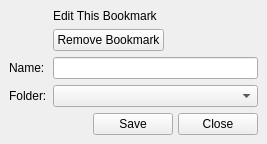
This is src/bookmarks/bookmarkswidget.ui in QupZilla/qupzilla as Qt 5 draws it before an edit. The edited form follows.
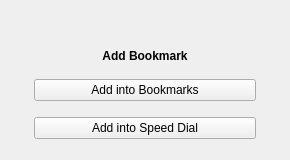
This is the edited form. Icons and pictures are not drawn. Custom widgets are drawn as their Qt base class.

Commit message: Add/remove bookmarks from speed dial when clicking on star icon. - closes #80

```diff
--- a/src/bookmarks/bookmarkswidget.ui
+++ b/src/bookmarks/bookmarkswidget.ui
@@ -2,6 +2,14 @@
 <ui version="4.0">
  <class>BookmarksWidget</class>
  <widget class="QWidget" name="BookmarksWidget">
+  <property name="geometry">
+   <rect>
+    <x>0</x>
+    <y>0</y>
+    <width>290</width>
+    <height>160</height>
+   </rect>
+  </property>
   <property name="sizePolicy">
    <sizepolicy hsizetype="Expanding" vsizetype="Expanding">
     <horstretch>0</horstretch>
@@ -24,56 +32,16 @@
       <property name="margin">
        <number>9</number>
       </property>
-      <item row="0" column="0" rowspan="2">
-       <widget class="QLabel" name="label">
-        <property name="text">
-         <string/>
+      <item row="1" column="0">
+       <widget class="QStackedWidget" name="stackedWidget">
+        <property name="currentIndex">
+         <number>1</number>
         </property>
-        <property name="pixmap">
-         <pixmap resource="../data/icons.qrc">:/icons/other/bigstar.png</pixmap>
-        </property>
-       </widget>
-      </item>
-      <item row="0" column="1">
-       <widget class="QLabel" name="label_2">
-        <property name="text">
-         <string>Edit This Bookmark</string>
-        </property>
-       </widget>
-      </item>
-      <item row="1" column="1">
-       <widget class="QPushButton" name="removeBookmark">
-        <property name="sizePolicy">
-         <sizepolicy hsizetype="Fixed" vsizetype="Fixed">
-          <horstretch>0</horstretch>
-          <verstretch>0</verstretch>
-         </sizepolicy>
-        </property>
-        <property name="text">
-         <string>Remove Bookmark</string>
-        </property>
-       </widget>
-      </item>
-      <item row="2" column="0">
-       <widget class="QLabel" name="label_3">
-        <property name="text">
-         <string>Name:</string>
-        </property>
-       </widget>
-      </item>
-      <item row="2" column="1">
-       <widget class="QLineEdit" name="name"/>
-      </item>
-      <item row="3" column="0">
-       <widget class="QLabel" name="label_4">
-        <property name="text">
-         <string>Folder:</string>
-        </property>
-       </widget>
-      </item>
-      <item row="3" column="1">
-       <widget class="QComboBox" name="folder"/>
-      </item>
+        <widget class="QWidget" name="page">
+         <layout class="QGridLayout" name="gridLayout_2">
+          <property name="margin">
+           <number>0</number>
+          </property>
       <item row="4" column="1">
        <layout class="QHBoxLayout" name="horizontalLayout">
         <property name="spacing">
@@ -119,6 +87,122 @@
          </widget>
         </item>
        </layout>
+          </item>
+          <item row="3" column="0">
+           <widget class="QLabel" name="label_4">
+            <property name="text">
+             <string>Folder:</string>
+            </property>
+           </widget>
+          </item>
+          <item row="1" column="1">
+           <widget class="QPushButton" name="removeBookmark">
+            <property name="sizePolicy">
+             <sizepolicy hsizetype="Fixed" vsizetype="Fixed">
+              <horstretch>0</horstretch>
+              <verstretch>0</verstretch>
+             </sizepolicy>
+            </property>
+            <property name="text">
+             <string>Remove Bookmark</string>
+            </property>
+           </widget>
+          </item>
+          <item row="2" column="0">
+           <widget class="QLabel" name="label_3">
+            <property name="text">
+             <string>Name:</string>
+            </property>
+           </widget>
+          </item>
+          <item row="3" column="1">
+           <widget class="QComboBox" name="folder"/>
+          </item>
+          <item row="0" column="0" rowspan="2">
+           <widget class="QLabel" name="label">
+            <property name="text">
+             <string/>
+            </property>
+            <property name="pixmap">
+             <pixmap resource="../data/icons.qrc">:/icons/other/bigstar.png</pixmap>
+            </property>
+           </widget>
+          </item>
+          <item row="2" column="1">
+           <widget class="QLineEdit" name="name"/>
+          </item>
+          <item row="0" column="1">
+           <widget class="QLabel" name="label_2">
+            <property name="text">
+             <string>Edit This Bookmark</string>
+            </property>
+           </widget>
+          </item>
+         </layout>
+        </widget>
+        <widget class="QWidget" name="page_2">
+         <layout class="QGridLayout" name="gridLayout_3">
+          <property name="leftMargin">
+           <number>25</number>
+          </property>
+          <property name="topMargin">
+           <number>0</number>
+          </property>
+          <property name="rightMargin">
+           <number>25</number>
+          </property>
+          <property name="bottomMargin">
+           <number>0</number>
+          </property>
+          <item row="2" column="0">
+           <widget class="QPushButton" name="bookmarksButton">
+            <property name="text">
+             <string>Add into Bookmarks</string>
+            </property>
+           </widget>
+          </item>
+          <item row="3" column="0">
+           <widget class="QPushButton" name="speeddialButton">
+            <property name="text">
+             <string>Add into Speed Dial</string>
+            </property>
+           </widget>
+          </item>
+          <item row="0" column="0">
+           <widget class="QLabel" name="label_5">
+            <property name="sizePolicy">
+             <sizepolicy hsizetype="Preferred" vsizetype="Fixed">
+              <horstretch>0</horstretch>
+              <verstretch>0</verstretch>
+             </sizepolicy>
+            </property>
+            <property name="pixmap">
+             <pixmap resource="../data/icons.qrc">:/icons/other/bigstar.png</pixmap>
+            </property>
+            <property name="alignment">
+             <set>Qt::AlignCenter</set>
+            </property>
+           </widget>
+          </item>
+          <item row="1" column="0">
+           <widget class="QLabel" name="mainLabel">
+            <property name="sizePolicy">
+             <sizepolicy hsizetype="Preferred" vsizetype="Fixed">
+              <horstretch>0</horstretch>
+              <verstretch>0</verstretch>
+             </sizepolicy>
+            </property>
+            <property name="text">
+             <string>&lt;b&gt;Add Bookmark&lt;/b&gt;</string>
+            </property>
+            <property name="alignment">
+             <set>Qt::AlignCenter</set>
+            </property>
+           </widget>
+          </item>
+         </layout>
+        </widget>
+       </widget>
       </item>
      </layout>
     </widget>
```
Lines whose indentation alone changed are shown as unchanged. The commit also changes 27 other files.
